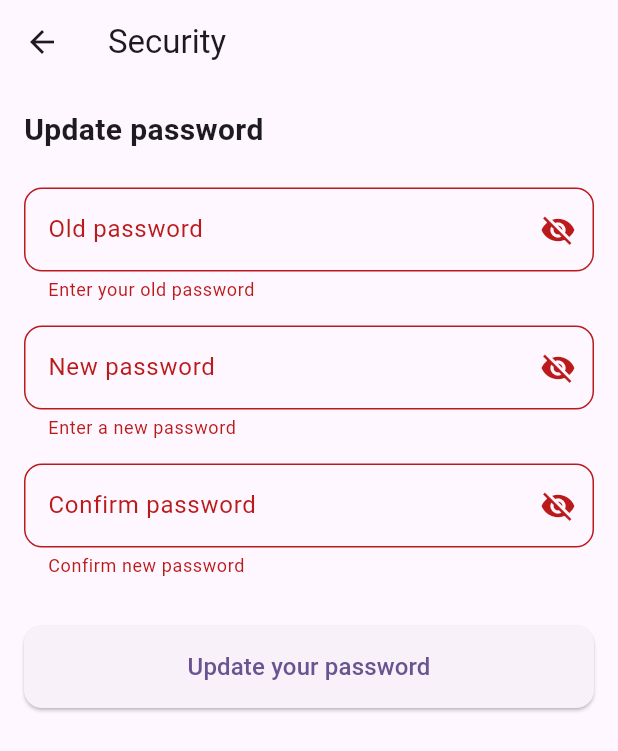
After one commit to Noubissie237/healthy-eating, a Flutter app: the SecurityPage screen opened by its route, after a tap on "Update your password", on a phone screen of 412 x 824 dp. The commit adds this screen. Shown: the top 751 px of the screen. Run offline on Flutter 3.47's test engine with Material 3 defaults, Android fonts, the phone set to English and light mode, and no system bars; our stand-ins replace image_picker, permission_handler, share_plus, shared_preferences, sqflite; missing offline and left inert: flutter_sound; accounts and stored records are empty.

Commit message:
Security page

```diff
--- a/lib/main.dart
+++ b/lib/main.dart
@@ -3,6 +3,7 @@ import 'package:food_app/pages/account_page.dart';
 import 'package:food_app/pages/contact_page.dart';
 import 'package:food_app/pages/onboarding_screen.dart';
 import 'package:food_app/pages/recordings_page.dart';
+import 'package:food_app/pages/security_page.dart';
 import 'package:food_app/pages/settings_page.dart';
 import 'package:food_app/pages/signin_page.dart';
 import 'package:food_app/pages/signup_page.dart';
@@ -43,6 +44,7 @@ class MyApp extends StatelessWidget {
         '/signin': (context) => const SigninPage(),
         '/contact': (context) => const ContactPage(),
         '/account': (context) => const AccountPage(),
+        '/security': (context) => const SecurityPage(),
       },
     );
   }
--- /dev/null
+++ b/lib/pages/security_page.dart
@@ -0,0 +1,179 @@
+import 'package:flutter/material.dart';
+
+class SecurityPage extends StatefulWidget {
+  const SecurityPage({super.key});
+
+  @override
+  State<SecurityPage> createState() => _SecurityPageState();
+}
+
+class _SecurityPageState extends State<SecurityPage> {
+  final _formKey = GlobalKey<FormState>();
+  final _oldPasswordController = TextEditingController();
+  final _newPasswordController = TextEditingController();
+  final _confirmPasswordController = TextEditingController();
+  bool _obscureOldPassword = true;
+  bool _obscureNewPassword = true;
+  bool _obscureConfirmPassword = true;
+  bool _isLoading = false;
+
+  @override
+  void dispose() {
+    _oldPasswordController.dispose();
+    _newPasswordController.dispose();
+    _confirmPasswordController.dispose();
+    super.dispose();
+  }
+
+  Future<void> _updatePassword() async {
+    if (_formKey.currentState!.validate()) {
+      setState(() => _isLoading = true);
+
+      try {
+        // Implémentez ici la logique de mise à jour du password
+        await Future.delayed(
+            const Duration(seconds: 2)); // Simuler une requête API
+
+        if (mounted) {
+          ScaffoldMessenger.of(context).showSnackBar(
+            const SnackBar(
+              content: Text('Password update successfuly'),
+              backgroundColor: Colors.green,
+            ),
+          );
+          Navigator.pop(context);
+        }
+      } catch (e) {
+        if (mounted) {
+          ScaffoldMessenger.of(context).showSnackBar(
+            SnackBar(
+              content: Text('Error: ${e.toString()}'),
+              backgroundColor: Colors.red,
+            ),
+          );
+        }
+      } finally {
+        if (mounted) setState(() => _isLoading = false);
+      }
+    }
+  }
+
+  @override
+  Widget build(BuildContext context) {
+    return Scaffold(
+      appBar: AppBar(
+        title: const Text('Security'),
+        elevation: 0,
+      ),
+      body: Form(
+        key: _formKey,
+        child: ListView(
+          padding: const EdgeInsets.all(16),
+          children: [
+            const Text(
+              'Update password',
+              style: TextStyle(
+                fontSize: 20,
+                fontWeight: FontWeight.bold,
+              ),
+            ),
+            const SizedBox(height: 24),
+            TextFormField(
+              controller: _oldPasswordController,
+              obscureText: _obscureOldPassword,
+              decoration: InputDecoration(
+                labelText: 'Old password',
+                border: OutlineInputBorder(
+                  borderRadius: BorderRadius.circular(12),
+                ),
+                suffixIcon: IconButton(
+                  icon: Icon(_obscureOldPassword
+                      ? Icons.visibility_off
+                      : Icons.visibility),
+                  onPressed: () => setState(
+                      () => _obscureOldPassword = !_obscureOldPassword),
+                ),
+              ),
+              validator: (value) {
+                if (value == null || value.isEmpty) {
+                  return 'Enter your old password';
+                }
+                return null;
+              },
+            ),
+            const SizedBox(height: 16),
+            TextFormField(
+              controller: _newPasswordController,
+              obscureText: _obscureNewPassword,
+              decoration: InputDecoration(
+                labelText: 'New password',
+                border: OutlineInputBorder(
+                  borderRadius: BorderRadius.circular(12),
+                ),
+                suffixIcon: IconButton(
+                  icon: Icon(_obscureNewPassword
+                      ? Icons.visibility_off
+                      : Icons.visibility),
+                  onPressed: () => setState(
+                      () => _obscureNewPassword = !_obscureNewPassword),
+                ),
+              ),
+              validator: (value) {
+                if (value == null || value.isEmpty) {
+                  return 'Enter a new password';
+                }
+                if (value.length < 4) {
+                  return 'Minimum 4 caracters required !';
+                }
+                return null;
+              },
+            ),
+            const SizedBox(height: 16),
+            TextFormField(
+              controller: _confirmPasswordController,
+              obscureText: _obscureConfirmPassword,
+              decoration: InputDecoration(
+                labelText: 'Confirm password',
+                border: OutlineInputBorder(
+                  borderRadius: BorderRadius.circular(12),
+                ),
+                suffixIcon: IconButton(
+                  icon: Icon(_obscureConfirmPassword
+                      ? Icons.visibility_off
+                      : Icons.visibility),
+                  onPressed: () => setState(
+                      () => _obscureConfirmPassword = !_obscureConfirmPassword),
+                ),
+              ),
+              validator: (value) {
+                if (value == null || value.isEmpty) {
+                  return 'Confirm new password';
+                }
+                if (value != _newPasswordController.text) {
+                  return 'Password doesn\'t match';
+                }
+                return null;
+              },
+            ),
+            const SizedBox(height: 32),
+            ElevatedButton(
+              onPressed: _isLoading ? null : _updatePassword,
+              style: ElevatedButton.styleFrom(
+                padding: const EdgeInsets.symmetric(vertical: 16),
+                shape: RoundedRectangleBorder(
+                  borderRadius: BorderRadius.circular(12),
+                ),
+              ),
+              child: _isLoading
+                  ? const CircularProgressIndicator()
+                  : const Text(
+                      'Update your password',
+                      style: TextStyle(fontSize: 16),
+                    ),
+            ),
+          ],
+        ),
+      ),
+    );
+  }
+}
--- a/lib/pages/settings_page.dart
+++ b/lib/pages/settings_page.dart
@@ -115,7 +115,9 @@ class SettingsPage extends StatelessWidget {
                   SettingsSection(
                     title: 'Security',
                     icon: Icons.security,
-                    onTap: () {},
+                    onTap: () {
+                      Navigator.pushNamed(context, '/security');
+                    },
                   ),
                   Divider(),
                   SettingsSection(
```
